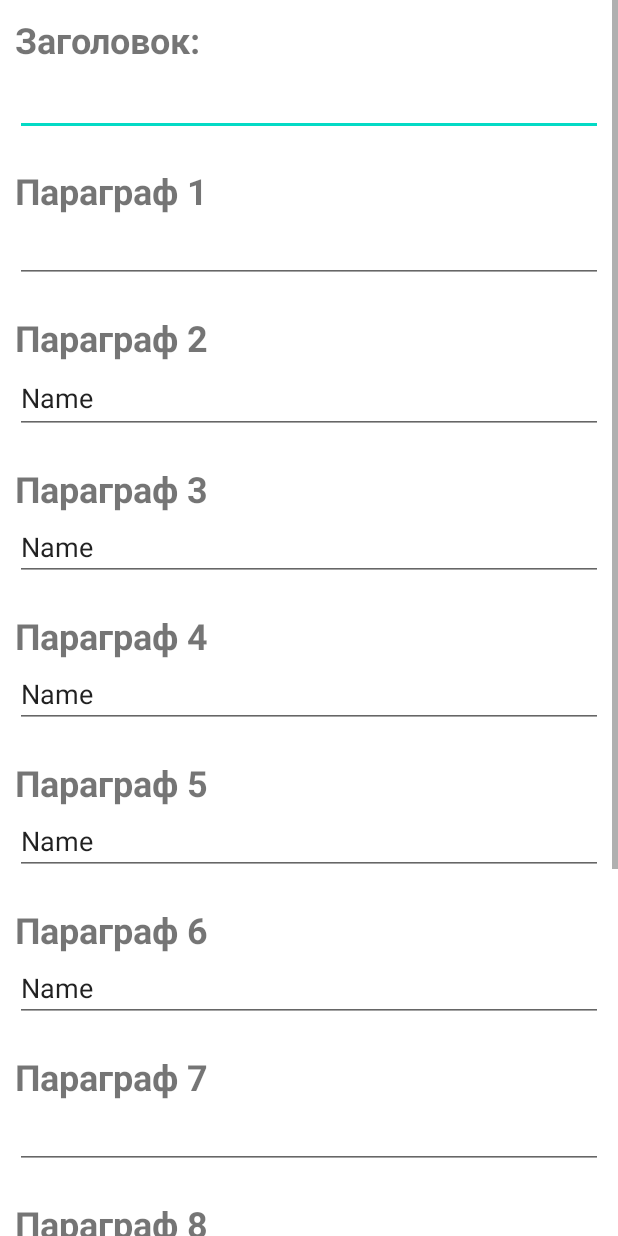
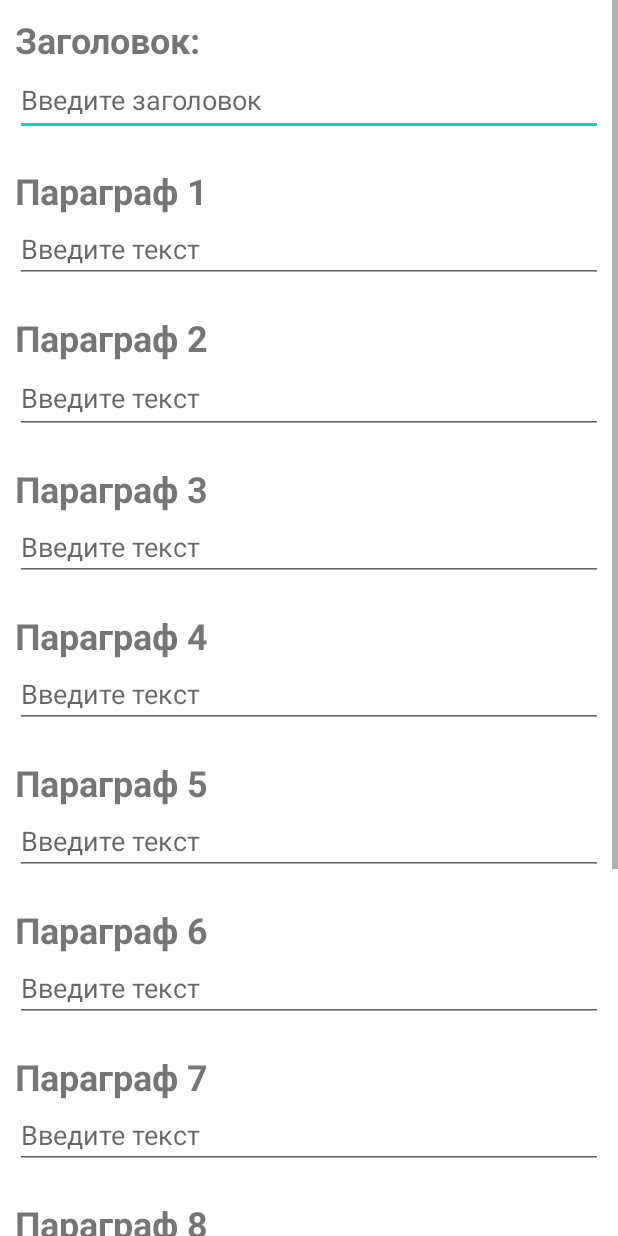
Before and after one commit to grigoriymirosedi/ReMap-Draft, an Android app: the layout activity_add_article_item.xml on its own in the app's theme, with its tools: preview values and no code run, on a phone screen of 412 x 824 dp. Run offline under Robolectric (Android 15) with nearby library versions, the phone set to English and light mode, and no system bars.

Commit message:
Добавлена возможность добавления и удаления элемента из вкладки "Статьи". Отключена возможность поворота экрана

```diff
--- a/remap_admin/src/main/java/com/example/remap_admin/presentation/activities/AddMapItemActivity.kt
+++ b/remap_admin/src/main/java/com/example/remap_admin/presentation/activities/AddMapItemActivity.kt
@@ -32,10 +32,9 @@ class AddMapItemActivity : AppCompatActivity() {
     private lateinit var switchAddMapItemLamps: Switch
     private lateinit var switchAddMapItemMetal: Switch
     private lateinit var mapItemAddButton: Button
-    private lateinit var mapItemMap: HashMap<String, MapItem>
 
     var database = FirebaseDatabase.getInstance().getReference()
-    var addDB= database.child("Test")
+    var addMapItemDB = database.child("Test")
 
     override fun onCreate(savedInstanceState: Bundle?) {
         super.onCreate(savedInstanceState)
@@ -46,7 +45,7 @@ class AddMapItemActivity : AppCompatActivity() {
         mapItemAddButton.setOnClickListener {
             if(!inputValidate())
                 return@setOnClickListener
-            addDB.push().setValue(createMapItem())
+            addMapItemDB.push().setValue(createMapItem())
             Toast.makeText(this, "Успешно!", Toast.LENGTH_SHORT).show()
             finish()
         }
--- a/remap_admin/src/main/java/com/example/remap_admin/presentation/fragments/MapFragment.kt
+++ b/remap_admin/src/main/java/com/example/remap_admin/presentation/fragments/MapFragment.kt
@@ -60,7 +60,7 @@ class MapFragment : Fragment(), RecyclerViewInterface {
         val swipeToDeleteCallback = object : SwipeToDeleteCallback() {
             override fun onSwiped(viewHolder: RecyclerView.ViewHolder, direction: Int) {
                 val position = viewHolder.adapterPosition
-                deleteMapItem(position)
+                swipeDeleteMapItem(position)
                 mapItemAdapter.mapList.removeAt(position)
                 mapListRV.adapter?.notifyItemRemoved(position)
             }
@@ -70,7 +70,7 @@ class MapFragment : Fragment(), RecyclerViewInterface {
         itemTouchHelper.attachToRecyclerView(mapListRV)
     }
 
-    private fun deleteMapItem(position: Int) {
+    private fun swipeDeleteMapItem(position: Int) {
         var mapItemDeleteQuery = database.child("Test").orderByChild("property_adress").equalTo(mapItemAdapter.mapList[position].property_adress)
         mapItemDeleteQuery.addListenerForSingleValueEvent(object: ValueEventListener {
             override fun onDataChange(snapshot: DataSnapshot) {
--- a/remap_admin/src/main/res/layout/activity_edit_article_item.xml
+++ b/remap_admin/src/main/res/layout/activity_add_article_item.xml
@@ -24,7 +24,7 @@
             android:showDividers="none">
 
             <TextView
-                android:id="@+id/tv_article_item_title"
+                android:id="@+id/tv_add_article_item_title"
                 android:layout_width="match_parent"
                 android:layout_height="wrap_content"
                 android:text="Заголовок:"
@@ -32,16 +32,17 @@
                 android:textStyle="bold" />
 
             <EditText
-                android:id="@+id/et_article_item_title"
+                android:id="@+id/et_add_article_item_title"
                 android:layout_width="match_parent"
                 android:layout_height="wrap_content"
                 android:layout_marginBottom="20dp"
                 android:ems="10"
+                android:hint="Введите заголовок"
                 android:inputType="textMultiLine"
                 android:minHeight="48dp" />
 
             <TextView
-                android:id="@+id/tv_article_item_par1"
+                android:id="@+id/tv_add_article_item_par1"
                 android:layout_width="match_parent"
                 android:layout_height="wrap_content"
                 android:text="Параграф 1"
@@ -49,15 +50,16 @@
                 android:textStyle="bold" />
 
             <EditText
-                android:id="@+id/et_article_item_par1"
+                android:id="@+id/et_add_article_item_par1"
                 android:layout_width="match_parent"
                 android:layout_height="match_parent"
                 android:layout_marginBottom="20dp"
                 android:ems="10"
+                android:hint="Введите текст"
                 android:inputType="textMultiLine" />
 
             <TextView
-                android:id="@+id/tv_article_item_par2"
+                android:id="@+id/tv_add_article_item_par2"
                 android:layout_width="match_parent"
                 android:layout_height="wrap_content"
                 android:text="Параграф 2"
@@ -65,17 +67,17 @@
                 android:textStyle="bold" />
 
             <EditText
-                android:id="@+id/et_article_item_par2"
+                android:id="@+id/et_add_article_item_par2"
                 android:layout_width="match_parent"
                 android:layout_height="wrap_content"
                 android:layout_marginBottom="20dp"
                 android:ems="10"
+                android:hint="Введите текст"
                 android:inputType="textMultiLine"
-                android:minHeight="48dp"
-                android:text="Name" />
+                android:minHeight="48dp" />
 
             <TextView
-                android:id="@+id/tv_article_item_par3"
+                android:id="@+id/tv_add_article_item_par3"
                 android:layout_width="match_parent"
                 android:layout_height="wrap_content"
                 android:text="Параграф 3"
@@ -83,16 +85,16 @@
                 android:textStyle="bold" />
 
             <EditText
-                android:id="@+id/et_article_item_par3"
+                android:id="@+id/et_add_article_item_par3"
                 android:layout_width="match_parent"
                 android:layout_height="wrap_content"
                 android:layout_marginBottom="20dp"
                 android:ems="10"
-                android:inputType="textMultiLine"
-                android:text="Name" />
+                android:hint="Введите текст"
+                android:inputType="textMultiLine" />
 
             <TextView
-                android:id="@+id/tv_article_item_par4"
+                android:id="@+id/tv_add_article_item_par4"
                 android:layout_width="match_parent"
                 android:layout_height="wrap_content"
                 android:text="Параграф 4"
@@ -100,16 +102,16 @@
                 android:textStyle="bold" />
 
             <EditText
-                android:id="@+id/et_article_item_par4"
+                android:id="@+id/et_add_article_item_par4"
                 android:layout_width="match_parent"
                 android:layout_height="wrap_content"
                 android:layout_marginBottom="20dp"
                 android:ems="10"
-                android:inputType="textMultiLine"
-                android:text="Name" />
+                android:hint="Введите текст"
+                android:inputType="textMultiLine" />
 
             <TextView
-                android:id="@+id/tv_article_item_par5"
+                android:id="@+id/tv_add_article_item_par5"
                 android:layout_width="match_parent"
                 android:layout_height="wrap_content"
                 android:text="Параграф 5"
@@ -117,16 +119,16 @@
                 android:textStyle="bold" />
 
             <EditText
-                android:id="@+id/et_article_item_par5"
+                android:id="@+id/et_add_article_item_par5"
                 android:layout_width="match_parent"
                 android:layout_height="wrap_content"
                 android:layout_marginBottom="20dp"
                 android:ems="10"
-                android:inputType="textMultiLine"
-                android:text="Name" />
+                android:hint="Введите текст"
+                android:inputType="textMultiLine" />
 
             <TextView
-                android:id="@+id/tv_article_item_par6"
+                android:id="@+id/tv_add_article_item_par6"
                 android:layout_width="match_parent"
                 android:layout_height="wrap_content"
                 android:text="Параграф 6"
@@ -134,16 +136,16 @@
                 android:textStyle="bold" />
 
             <EditText
-                android:id="@+id/et_article_item_par6"
+                android:id="@+id/et_add_article_item_par6"
                 android:layout_width="match_parent"
                 android:layout_height="wrap_content"
                 android:layout_marginBottom="20dp"
                 android:ems="10"
-                android:inputType="textMultiLine"
-                android:text="Name" />
+                android:hint="Введите текст"
+                android:inputType="textMultiLine" />
 
             <TextView
-                android:id="@+id/tv_article_item_par7"
+                android:id="@+id/tv_add_article_item_par7"
                 android:layout_width="match_parent"
                 android:layout_height="wrap_content"
                 android:text="Параграф 7"
@@ -151,15 +153,16 @@
                 android:textStyle="bold" />
 
             <EditText
-                android:id="@+id/et_article_item_par7"
+                android:id="@+id/et_add_article_item_par7"
                 android:layout_width="match_parent"
                 android:layout_height="wrap_content"
                 android:layout_marginBottom="20dp"
                 android:ems="10"
-                android:inputType="numberDecimal" />
+                android:hint="Введите текст"
+                android:inputType="textMultiLine" />
 
             <TextView
-                android:id="@+id/tv_article_item_par8"
+                android:id="@+id/tv_add_article_item_par8"
                 android:layout_width="match_parent"
                 android:layout_height="wrap_content"
                 android:text="Параграф 8"
@@ -167,15 +170,16 @@
                 android:textStyle="bold" />
 
             <EditText
-                android:id="@+id/et_article_item_par8"
+                android:id="@+id/et_add_article_item_par8"
                 android:layout_width="match_parent"
                 android:layout_height="wrap_content"
                 android:layout_marginBottom="20dp"
                 android:ems="10"
-                android:inputType="numberDecimal" />
+                android:hint="Введите текст"
+                android:inputType="textMultiLine" />
 
             <TextView
-                android:id="@+id/tv_article_icon_image"
+                android:id="@+id/tv_add_article_icon_image"
                 android:layout_width="match_parent"
                 android:layout_height="wrap_content"
                 android:text="Иконка статьи (заголовок):"
@@ -183,15 +187,16 @@
                 android:textStyle="bold" />
 
             <EditText
-                android:id="@+id/et_article_icon_image"
+                android:id="@+id/et_add_article_icon_image"
                 android:layout_width="match_parent"
                 android:layout_height="wrap_content"
                 android:layout_marginBottom="20dp"
                 android:ems="10"
-                android:inputType="numberDecimal" />
+                android:hint="Укажите ссылку на картинку"
+                android:inputType="textMultiLine" />
 
             <TextView
-                android:id="@+id/tv_article_content_image"
+                android:id="@+id/tv_add_article_content_image"
                 android:layout_width="match_parent"
                 android:layout_height="wrap_content"
                 android:text="Иконка статьи (внутри):"
@@ -199,17 +204,18 @@
                 android:textStyle="bold" />
 
             <EditText
-                android:id="@+id/et_article_content_image"
+                android:id="@+id/et_add_article_content_image"
                 android:layout_width="match_parent"
                 android:layout_height="wrap_content"
                 android:layout_marginBottom="20dp"
                 android:ems="10"
-                android:inputType="numberDecimal" />
+                android:hint="Укажите ссылку на картинку"
+                android:inputType="textMultiLine" />
 
 
 
             <Button
-                android:id="@+id/article_item_apply_button"
+                android:id="@+id/article_item_add_button"
                 android:layout_width="match_parent"
                 android:layout_height="wrap_content"
                 android:layout_marginBottom="30dp"
```
Also changed, not shown: remap_admin/src/main/AndroidManifest.xml (+10 -1 lines), remap_admin/src/main/java/com/example/remap_admin/presentation/activities/AddArticleItemActivity.kt (added, +112 -0 lines), remap_admin/src/main/java/com/example/remap_admin/presentation/activities/EditArticleItemActivity.kt (+6 -25 lines), remap_admin/src/main/java/com/example/remap_admin/presentation/fragments/ArticleFragment.kt (+43 -0 lines).
